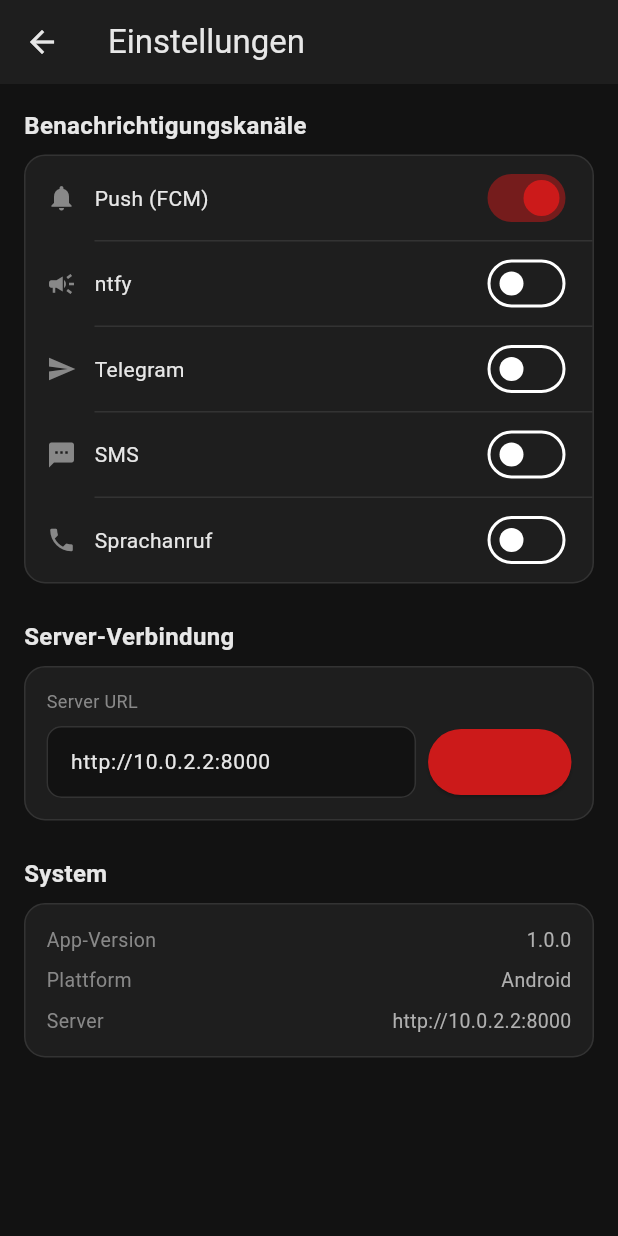
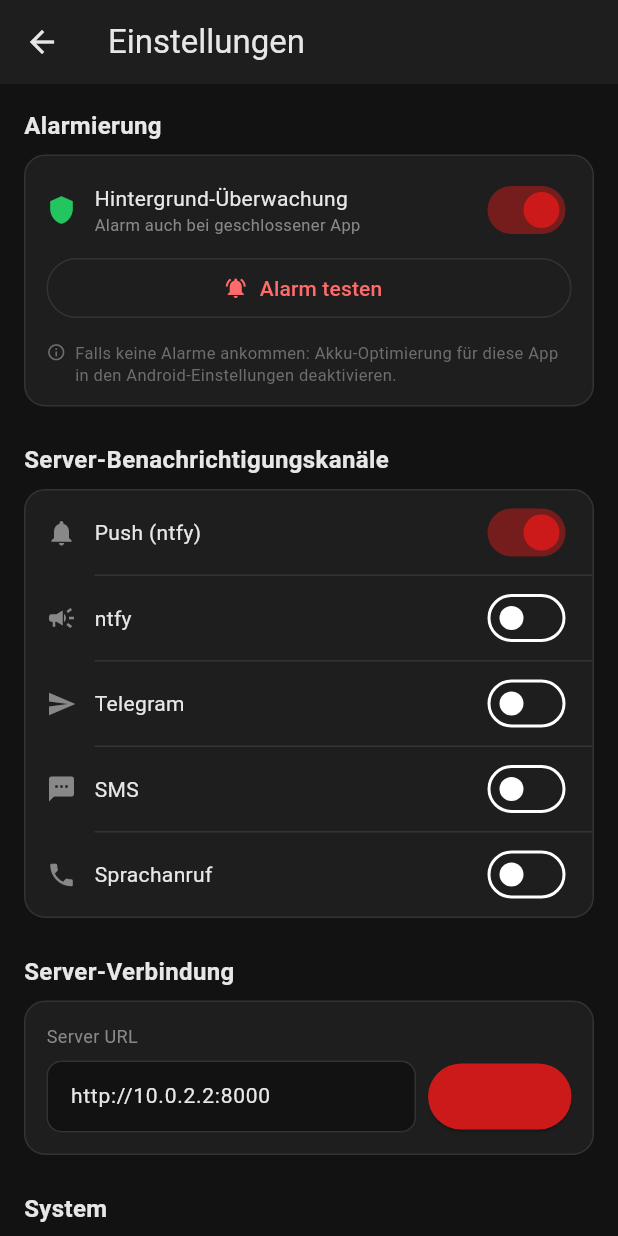
Before and after one commit to Wolfsrudel-Gaming/fruewarnsystem, a Flutter app: the EinstellungenScreen screen opened directly with empty values, on a phone screen of 412 x 824 dp. Run offline on Flutter 3.47's test engine with Material 3 defaults, Android fonts, the phone set to English and light mode, and no system bars; our stand-ins replace fl_chart, flutter_local_notifications, flutter_map, latlong2, shared_preferences; missing offline and left inert: flutter_background_service; accounts and stored records are empty; network calls fail.

Commit message:
Add background alarm service: alerts reach the phone with the app closed
The app previously only reacted to alerts while it was running. Now a
native Android foreground service keeps a WebSocket connection to the
backend alive independently of the UI and raises the alarm even when the
app is fully closed or the screen is locked.

- Foreground service (flutter_background_service) with its own isolate:
  holds the WebSocket, reconnects every 30s on failure, and polls
  /api/dashboard/alerts every 3 minutes as a fallback so alerts raised
  during a connection gap are not missed
- Auto-restart after device reboot; survives task swipe (stopWithTask=false)
- Three notification channels: critical alarms (max importance, alarm
  audio usage, full-screen intent, repeating vibration pattern), normal
  alerts, and the low-importance service notification
- Alerts with score >= 80 fire as a full-screen intent, so they light up
  a locked screen like an incoming call
- Alert IDs are persisted (capped at 200) so a restart or the polling
  fallback cannot re-trigger an alarm the user already saw
- Acknowledged alerts are skipped
- Settings: toggle for the background service plus a test alarm button,
  and a hint about Android battery optimisation
- Android: core library desugaring for flutter_local_notifications,
  FOREGROUND_SERVICE_DATA_SYNC + USE_FULL_SCREEN_INTENT permissions,
  and a manifest merge that gives the plugin service the dataSync type
  required from Android 14 on

App version bumped to 1.1.0+2.

Co-Authored-By: Claude Opus 5 <noreply@anthropic.com>
Claude-Session: https://claude.ai/code/session_01UGA1uCU29wZGWGUmShpaBi

```diff
--- a/mobile/lib/main.dart
+++ b/mobile/lib/main.dart
@@ -5,6 +5,8 @@ import 'package:shared_preferences/shared_preferences.dart';
 import 'theme/app_theme.dart';
 import 'services/api_service.dart';
 import 'services/app_state.dart';
+import 'services/background_service.dart';
+import 'services/notification_service.dart';
 import 'screens/lagebild_screen.dart';
 import 'screens/alarme_screen.dart';
 import 'screens/lagekarte_screen.dart';
@@ -22,6 +24,10 @@ void main() async {
 
   final prefs = await SharedPreferences.getInstance();
   final serverUrl = prefs.getString('server_url') ?? 'http://10.0.2.2:8000';
+
+  await NotificationService.initialize();
+  await NotificationService.requestPermissions();
+  await BackgroundAlarmService.initialize();
 
   runApp(FruewarnsystemApp(serverUrl: serverUrl));
 }
--- a/mobile/lib/screens/einstellungen_screen.dart
+++ b/mobile/lib/screens/einstellungen_screen.dart
@@ -4,6 +4,8 @@ import 'package:shared_preferences/shared_preferences.dart';
 import '../theme/app_theme.dart';
 import '../services/api_service.dart';
 import '../services/app_state.dart';
+import '../services/background_service.dart';
+import '../services/notification_service.dart';
 
 class EinstellungenScreen extends StatefulWidget {
   final ApiService api;
@@ -14,6 +16,7 @@ class EinstellungenScreen extends StatefulWidget {
 }
 
 class _EinstellungenScreenState extends State<EinstellungenScreen> {
+  bool _bgServiceEnabled = true;
   bool _pushEnabled = true;
   bool _ntfyEnabled = false;
   bool _telegramEnabled = false;
@@ -32,7 +35,10 @@ class _EinstellungenScreenState extends State<EinstellungenScreen> {
 
   Future<void> _loadPrefs() async {
     final prefs = await SharedPreferences.getInstance();
+    final bgEnabled = await BackgroundAlarmService.isEnabled();
+    if (!mounted) return;
     setState(() {
+      _bgServiceEnabled = bgEnabled;
       _pushEnabled = prefs.getBool('push_enabled') ?? true;
       _ntfyEnabled = prefs.getBool('ntfy_enabled') ?? false;
       _telegramEnabled = prefs.getBool('telegram_enabled') ?? false;
@@ -82,7 +88,11 @@ class _EinstellungenScreenState extends State<EinstellungenScreen> {
       body: ListView(
         padding: const EdgeInsets.all(16),
         children: [
-          _sectionTitle('Benachrichtigungskanäle'),
+          _sectionTitle('Alarmierung'),
+          const SizedBox(height: 8),
+          _buildAlarmSection(),
+          const SizedBox(height: 24),
+          _sectionTitle('Server-Benachrichtigungskanäle'),
           const SizedBox(height: 8),
           _buildToggleSection(),
           const SizedBox(height: 24),
@@ -105,6 +115,112 @@ class _EinstellungenScreenState extends State<EinstellungenScreen> {
     );
   }
 
+  /// Hintergrund-Alarmierung: hält die Verbindung auch bei geschlossener App
+  Widget _buildAlarmSection() {
+    return Container(
+      decoration: BoxDecoration(
+        color: AppColors.surface,
+        borderRadius: BorderRadius.circular(14),
+        border: Border.all(color: AppColors.border),
+      ),
+      child: Column(
+        children: [
+          Padding(
+            padding: const EdgeInsets.fromLTRB(14, 12, 14, 4),
+            child: Row(
+              children: [
+                Icon(
+                  _bgServiceEnabled ? Icons.shield : Icons.shield_outlined,
+                  size: 20,
+                  color: _bgServiceEnabled ? AppColors.green : AppColors.textMuted,
+                ),
+                const SizedBox(width: 12),
+                const Expanded(
+                  child: Column(
+                    crossAxisAlignment: CrossAxisAlignment.start,
+                    children: [
+                      Text('Hintergrund-Überwachung',
+                          style: TextStyle(color: AppColors.textPrimary, fontSize: 14)),
+                      Text('Alarm auch bei geschlossener App',
+                          style: TextStyle(color: AppColors.textMuted, fontSize: 11)),
+                    ],
+                  ),
+                ),
+                Switch(
+                  value: _bgServiceEnabled,
+                  activeColor: AppColors.drkRed,
+                  onChanged: (v) async {
+                    setState(() => _bgServiceEnabled = v);
+                    await BackgroundAlarmService.setEnabled(v);
+                    if (!mounted) return;
+                    ScaffoldMessenger.of(context).showSnackBar(
+                      SnackBar(
+                        content: Text(v
+                            ? 'Hintergrund-Überwachung aktiviert'
+                            : 'Hintergrund-Überwachung gestoppt'),
+                        backgroundColor: v ? AppColors.green : AppColors.textMuted,
+                      ),
+                    );
+                  },
+                ),
+              ],
+            ),
+          ),
+          Padding(
+            padding: const EdgeInsets.fromLTRB(14, 0, 14, 12),
+            child: Row(
+              children: [
+                Expanded(
+                  child: OutlinedButton.icon(
+                    onPressed: () async {
+                      await NotificationService.showAlert(
+                        id: 999999,
+                        title: '🔴 TEST-ALARM (Score 92)',
+                        body: 'Dies ist ein Testalarm des DRK Frühwarnsystems.\n'
+                            'So sieht ein kritischer Alarm aus.',
+                        critical: true,
+                      );
+                      if (!mounted) return;
+                      ScaffoldMessenger.of(context).showSnackBar(
+                        const SnackBar(
+                          content: Text('Test-Alarm ausgelöst'),
+                          backgroundColor: AppColors.drkRed,
+                        ),
+                      );
+                    },
+                    icon: const Icon(Icons.notifications_active, size: 16),
+                    label: const Text('Alarm testen'),
+                    style: OutlinedButton.styleFrom(
+                      foregroundColor: AppColors.drkRedAccent,
+                      side: const BorderSide(color: AppColors.border),
+                    ),
+                  ),
+                ),
+              ],
+            ),
+          ),
+          const Padding(
+            padding: EdgeInsets.fromLTRB(14, 0, 14, 12),
+            child: Row(
+              crossAxisAlignment: CrossAxisAlignment.start,
+              children: [
+                Icon(Icons.info_outline, size: 13, color: AppColors.textDim),
+                SizedBox(width: 6),
+                Expanded(
+                  child: Text(
+                    'Falls keine Alarme ankommen: Akku-Optimierung für diese App '
+                    'in den Android-Einstellungen deaktivieren.',
+                    style: TextStyle(color: AppColors.textDim, fontSize: 11, height: 1.35),
+                  ),
+                ),
+              ],
+            ),
+          ),
+        ],
+      ),
+    );
+  }
+
   Widget _buildToggleSection() {
     return Container(
       decoration: BoxDecoration(
@@ -114,7 +230,7 @@ class _EinstellungenScreenState extends State<EinstellungenScreen> {
       ),
       child: Column(
         children: [
-          _toggle('Push (FCM)', Icons.notifications, _pushEnabled, (v) {
+          _toggle('Push (ntfy)', Icons.notifications, _pushEnabled, (v) {
             setState(() => _pushEnabled = v);
             _saveToggle('push_enabled', v);
           }),
@@ -225,9 +341,11 @@ class _EinstellungenScreenState extends State<EinstellungenScreen> {
       ),
       child: Column(
         children: [
-          _infoRow('App-Version', '1.0.0'),
+          _infoRow('App-Version', '1.1.0'),
           const SizedBox(height: 8),
           _infoRow('Plattform', 'Android'),
+          const SizedBox(height: 8),
+          _infoRow('Hintergrunddienst', _bgServiceEnabled ? 'Aktiv' : 'Gestoppt'),
           const SizedBox(height: 8),
           _infoRow('Server', _serverUrl),
         ],
--- a/mobile/lib/services/api_service.dart
+++ b/mobile/lib/services/api_service.dart
@@ -3,17 +3,14 @@ import 'package:http/http.dart' as http;
 import '../models/api_models.dart';
 
 class ApiService {
-  String _baseUrl;
+  String baseUrl;
 
-  ApiService({String baseUrl = 'http://10.0.2.2:8000'}) : _baseUrl = baseUrl;
-
-  String get baseUrl => _baseUrl;
-  set baseUrl(String url) => _baseUrl = url;
+  ApiService({this.baseUrl = 'http://10.0.2.2:8000'});
 
   Future<Map<String, dynamic>?> _getJson(String path) async {
     try {
       final resp = await http.get(
-        Uri.parse('$_baseUrl$path'),
+        Uri.parse('$baseUrl$path'),
         headers: {'Accept': 'application/json'},
       ).timeout(const Duration(seconds: 15));
       if (resp.statusCode == 200) {
@@ -71,7 +68,7 @@ class ApiService {
   Future<bool> acknowledgeAlert(int alertId) async {
     try {
       final resp = await http.post(
-        Uri.parse('$_baseUrl/api/dashboard/alerts/$alertId/acknowledge'),
+        Uri.parse('$baseUrl/api/dashboard/alerts/$alertId/acknowledge'),
       ).timeout(const Duration(seconds: 10));
       return resp.statusCode == 200;
     } catch (_) {
@@ -134,7 +131,7 @@ class ApiService {
     // Der LLM-Report kann dauern — grosszuegiger Timeout.
     try {
       final resp = await http.get(
-        Uri.parse('$_baseUrl/api/dashboard/report'),
+        Uri.parse('$baseUrl/api/dashboard/report'),
         headers: {'Accept': 'application/json'},
       ).timeout(const Duration(seconds: 90));
       if (resp.statusCode == 200) {
--- /dev/null
+++ b/mobile/lib/services/notification_service.dart
@@ -0,0 +1,94 @@
+import 'dart:typed_data';
+import 'dart:ui' show Color;
+import 'package:flutter_local_notifications/flutter_local_notifications.dart';
+
+/// Notification-Kanäle:
+/// - fws_alarm:   Kritische Alarme — Vollbild, Alarmton, starke Vibration
+/// - fws_alerts:  Normale Alarme — hohe Priorität
+/// - fws_service: Persistente Notification des Hintergrund-Dienstes
+class NotificationService {
+  static const alarmChannelId = 'fws_alarm';
+  static const alertChannelId = 'fws_alerts';
+  static const serviceChannelId = 'fws_service';
+
+  static final FlutterLocalNotificationsPlugin _plugin =
+      FlutterLocalNotificationsPlugin();
+
+  static Future<void> initialize() async {
+    const androidInit = AndroidInitializationSettings('@mipmap/ic_launcher');
+    await _plugin.initialize(
+      const InitializationSettings(android: androidInit),
+    );
+
+    final android = _plugin.resolvePlatformSpecificImplementation<
+        AndroidFlutterLocalNotificationsPlugin>();
+    if (android == null) return;
+
+    await android.createNotificationChannel(const AndroidNotificationChannel(
+      alarmChannelId,
+      'Kritische Alarme',
+      description: 'Vollbild-Weckruf bei Score ≥ 80 — mit Alarmton',
+      importance: Importance.max,
+      playSound: true,
+      enableVibration: true,
+    ));
+    await android.createNotificationChannel(const AndroidNotificationChannel(
+      alertChannelId,
+      'Alarme',
+      description: 'Neue Alarme des Frühwarnsystems',
+      importance: Importance.high,
+    ));
+    await android.createNotificationChannel(const AndroidNotificationChannel(
+      serviceChannelId,
+      'Hintergrund-Überwachung',
+      description: 'Dauerhafte Verbindung zum Frühwarnsystem',
+      importance: Importance.low,
+    ));
+  }
+
+  /// Android 13+: Laufzeit-Permission für Notifications anfragen
+  static Future<void> requestPermissions() async {
+    final android = _plugin.resolvePlatformSpecificImplementation<
+        AndroidFlutterLocalNotificationsPlugin>();
+    await android?.requestNotificationsPermission();
+    // Android 14+: Vollbild-Intent kann gesondert deaktiviert sein
+    await android?.requestFullScreenIntentPermission();
+  }
+
+  /// Alarm anzeigen. Bei [critical] als Vollbild-Weckruf mit Alarmton,
+  /// der auch bei gesperrtem Bildschirm durchkommt.
+  static Future<void> showAlert({
+    required int id,
+    required String title,
+    required String body,
+    required bool critical,
+  }) async {
+    final details = AndroidNotificationDetails(
+      critical ? alarmChannelId : alertChannelId,
+      critical ? 'Kritische Alarme' : 'Alarme',
+      importance: critical ? Importance.max : Importance.high,
+      priority: critical ? Priority.max : Priority.high,
+      category: critical
+          ? AndroidNotificationCategory.alarm
+          : AndroidNotificationCategory.recommendation,
+      fullScreenIntent: critical,
+      playSound: true,
+      audioAttributesUsage:
+          critical ? AudioAttributesUsage.alarm : AudioAttributesUsage.notification,
+      enableVibration: true,
+      vibrationPattern: critical
+          ? Int64List.fromList([0, 600, 250, 600, 250, 600, 250, 600])
+          : null,
+      styleInformation: BigTextStyleInformation(body),
+      color: const Color(0xFFCC1A1A),
+      colorized: critical,
+    );
+
+    await _plugin.show(
+      id,
+      title,
+      body,
+      NotificationDetails(android: details),
+    );
+  }
+}
--- a/mobile/pubspec.yaml
+++ b/mobile/pubspec.yaml
@@ -1,7 +1,7 @@
 name: fruewarnsystem
 description: "DRK Troisdorf Frühwarnsystem"
 publish_to: 'none'
-version: 1.0.0+1
+version: 1.1.0+2
 
 environment:
   sdk: ^3.8.1
@@ -19,6 +19,8 @@ dependencies:
   flutter_map: ^7.0.2
   latlong2: ^0.9.1
   url_launcher: ^6.3.0
+  flutter_local_notifications: ^18.0.1
+  flutter_background_service: ^5.1.0
 
 dev_dependencies:
   flutter_test:
```
Also changed, not shown: mobile/lib/services/background_service.dart (added, +158 -0 lines), mobile/pubspec.lock, 2 other files.
